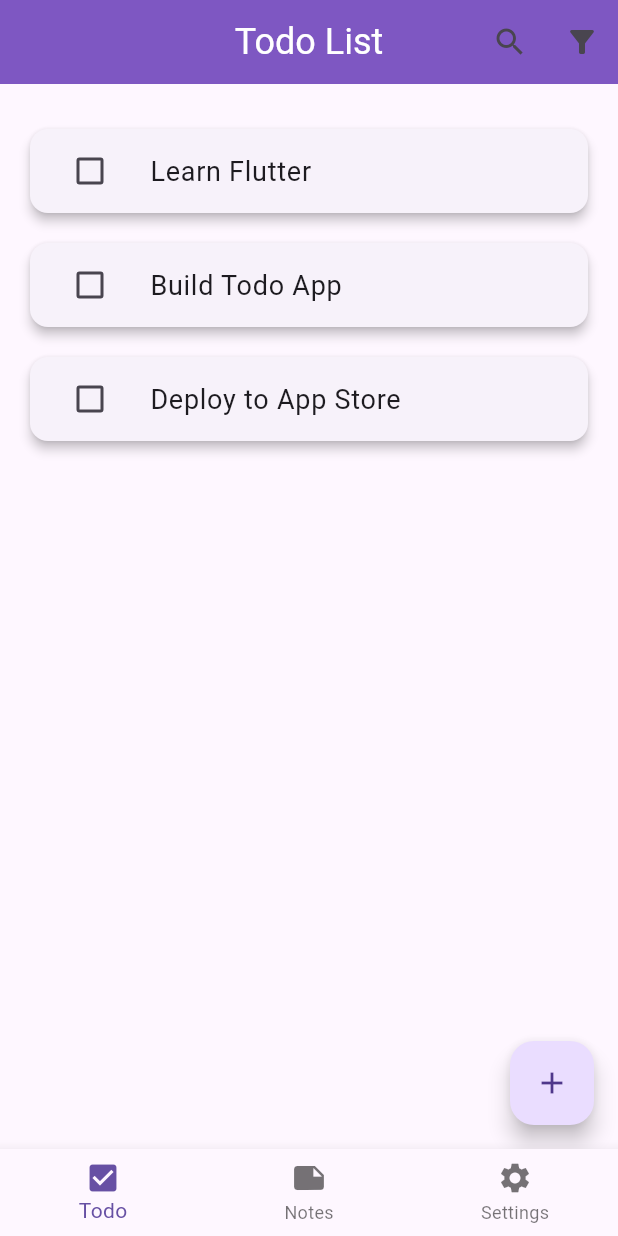
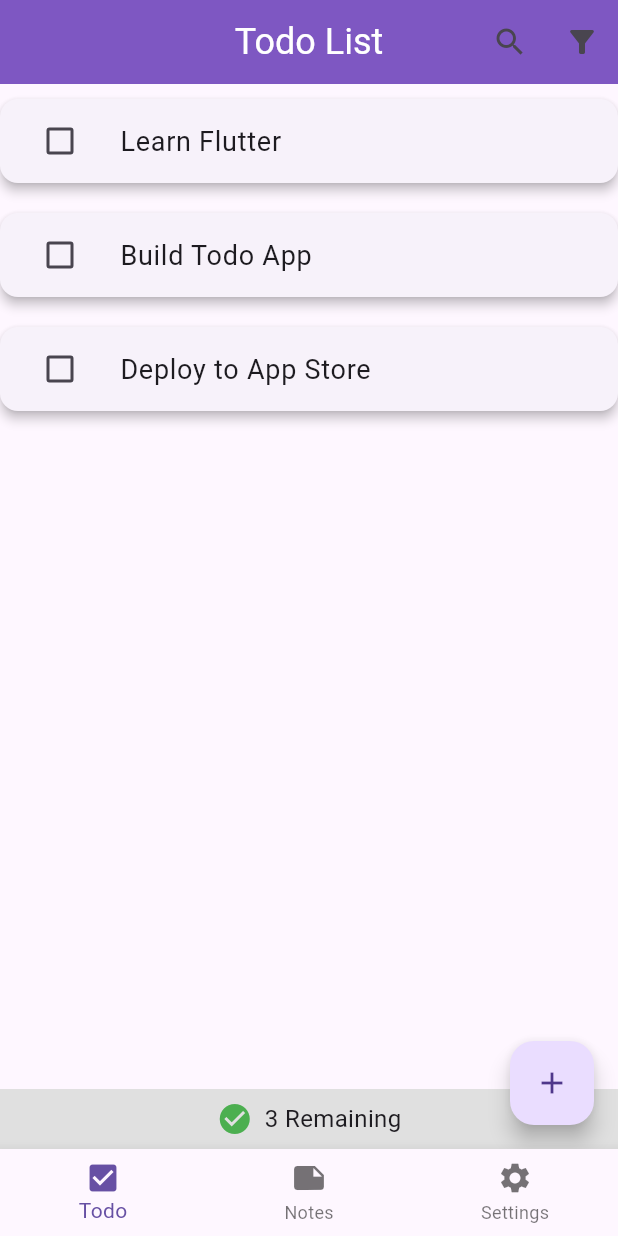
Before and after one commit to Syipmong/todo_app, a Flutter app: the screen it shows after launch, on a phone screen of 412 x 824 dp. Run offline on Flutter 3.47's test engine with Material 3 defaults, Android fonts, the phone set to English and light mode, and no system bars.

Commit message:
Added an empty state widget to display when there are no todos. Added a widget to display the total count of remaining todos at the bottom of the list. Enhanced the design by improving spacing and alignment.

```diff
--- a/lib/screens/todoscreen.dart
+++ b/lib/screens/todoscreen.dart
@@ -1,5 +1,3 @@
-// This file contains the code for the ToDoScreen
-
 import 'package:flutter/material.dart';
 import 'package:flutter/services.dart';
 
@@ -19,11 +17,11 @@ class _ToDoScreenState extends State<ToDoScreen> {
 
   // Function to add a new todo
   void _addTodo() {
+    TextEditingController controller = TextEditingController();
+
     showDialog(
       context: context,
       builder: (BuildContext context) {
-        TextEditingController controller = TextEditingController();
-
         return AlertDialog(
           title: const Text('Add Todo'),
           content: TextField(
@@ -63,12 +61,12 @@ class _ToDoScreenState extends State<ToDoScreen> {
 
   // Function to edit a todo
   void _editTodo(int index) {
+    TextEditingController controller = TextEditingController();
+    controller.text = todos[index].title;
+
     showDialog(
       context: context,
       builder: (BuildContext context) {
-        TextEditingController controller = TextEditingController();
-        controller.text = todos[index].title;
-
         return AlertDialog(
           title: const Text('Edit Todo'),
           content: TextField(
@@ -104,7 +102,6 @@ class _ToDoScreenState extends State<ToDoScreen> {
   Widget build(BuildContext context) {
     return Scaffold(
       appBar: AppBar(
-        systemOverlayStyle: SystemUiOverlayStyle.dark,
         centerTitle: true,
         backgroundColor: Colors.deepPurple[400],
         elevation: 0,
@@ -118,7 +115,7 @@ class _ToDoScreenState extends State<ToDoScreen> {
           IconButton(
             icon: const Icon(Icons.filter_alt),
             onPressed: () {
-              //filter functionality
+              // filter functionality
             },
           ),
         ],
@@ -127,8 +124,25 @@ class _ToDoScreenState extends State<ToDoScreen> {
           style: TextStyle(color: Colors.white, fontSize: 24),
         ),
       ),
-      body: Container(
-        padding: const EdgeInsets.all(20.0),
+      body: todos.isEmpty
+          ? Center(
+        child: Column(
+          mainAxisAlignment: MainAxisAlignment.center,
+          children: [
+            const Text(
+              'No todos yet!',
+              style: TextStyle(fontSize: 18),
+            ),
+            ElevatedButton(
+              onPressed: _addTodo,
+              child: const Text('Add Todo'),
+            ),
+          ],
+        ),
+      )
+          : Column(
+        children: [
+          Expanded(
             child: ListView.builder(
               itemCount: todos.length,
               itemBuilder: (context, index) {
@@ -174,6 +188,23 @@ class _ToDoScreenState extends State<ToDoScreen> {
               },
             ),
           ),
+          Container(
+            padding: const EdgeInsets.all(8.0),
+            color: Colors.grey[300],
+            child: Row(
+              mainAxisAlignment: MainAxisAlignment.center,
+              children: [
+                const Icon(Icons.check_circle, color: Colors.green),
+                const SizedBox(width: 8),
+                Text(
+                  '${todos.where((todo) => !todo.isCompleted).length} Remaining',
+                  style: const TextStyle(fontSize: 16),
+                ),
+              ],
+            ),
+          ),
+        ],
+      ),
       floatingActionButton: FloatingActionButton(
         onPressed: _addTodo,
         tooltip: 'Add Todo',
@@ -186,11 +217,9 @@ class _ToDoScreenState extends State<ToDoScreen> {
 class Todo {
   String title;
   bool isCompleted;
-  String category;
 
   Todo({
     required this.title,
     this.isCompleted = false,
-    this.category = 'Uncategorized',
   });
 }
```
Lines whose indentation alone changed are shown as unchanged.
